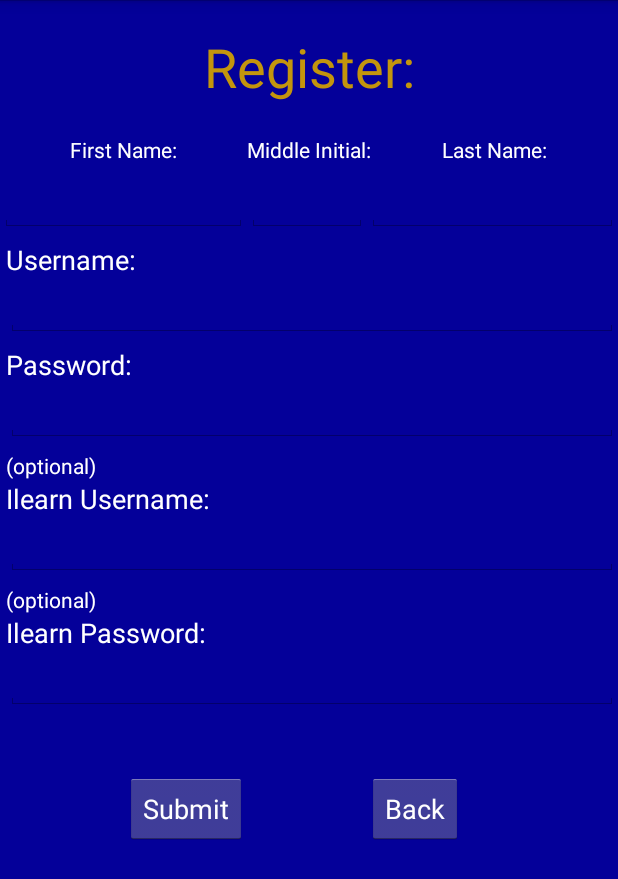
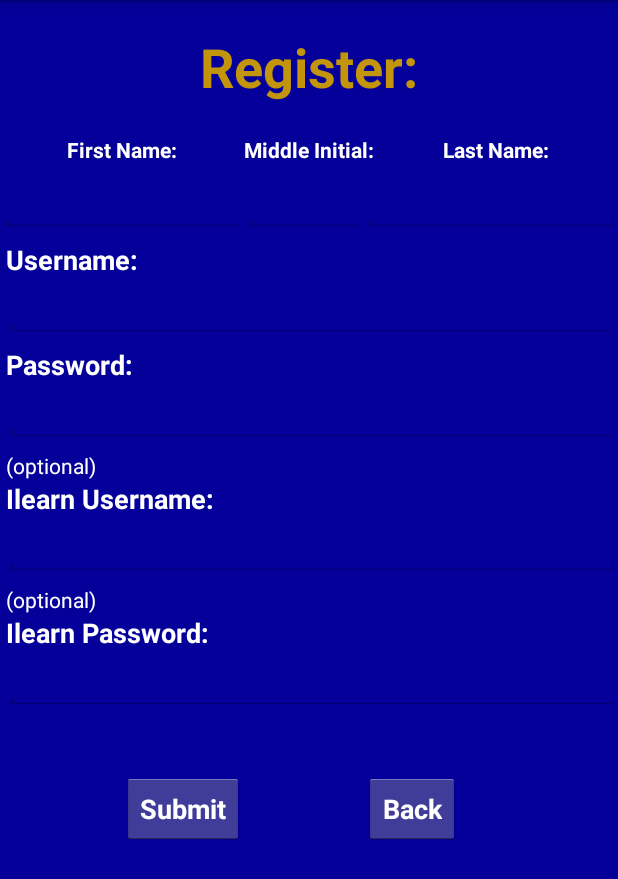
Before and after one commit to TheLuckyOwl/CS180-Project, an Android app: the RegisterActivity screen opened directly, with no data from a screen before it, on a phone screen of 412 x 824 dp. Shown: the top 879 px of the screen. Run offline under Robolectric (Android 15) with nearby library versions, the phone set to English and light mode, and no system bars; libraries missing offline, so code that uses them is left out: com.mongodb, com.mongodb.client, org.bson.

Commit message:
Fixed some Basic Errors

```diff
--- a/app/src/main/java/theunderground/com/ucrmap/CampusSafetyActivity.java
+++ b/app/src/main/java/theunderground/com/ucrmap/CampusSafetyActivity.java
@@ -15,12 +15,6 @@ import android.widget.TextView;
  * Created by Larry Parsons on 4/14/2016.
  */
 public class CampusSafetyActivity extends Activity{
-    //for the Navigation Drawer
-    private String[] mMenuTitles = null;
-    private DrawerLayout mDrawerLayout = null;
-    private ListView mDrawerList = null;
-    private ImageButton mButton = null;
-    //==================================
 
     @Override
     public void onCreate(Bundle savedInstanceState) {
--- a/app/src/main/java/theunderground/com/ucrmap/ScheduleActivity.java
+++ b/app/src/main/java/theunderground/com/ucrmap/ScheduleActivity.java
@@ -28,7 +28,6 @@ import java.util.concurrent.ExecutionException;
 public class ScheduleActivity extends Activity {
     private Button mAddButton = null;
     private Button mRemoveButton = null;
-    private ImageButton mButton = null;
     SharedPreferences prefs = null;
     private User CurrentUser = new User();
     private String LoggedinUser = LoginActivity.LoggedUser;
--- a/app/src/main/res/layout/register_activity_layout.xml
+++ b/app/src/main/res/layout/register_activity_layout.xml
@@ -16,7 +16,8 @@
         android:textAlignment="center"
         android:textColor="@color/colorTextDark"
         android:layout_marginTop="20dp"
-        android:layout_marginBottom="20dp" />
+        android:layout_marginBottom="20dp"
+        android:textStyle="bold" />
 
     <TextView
         android:layout_width="wrap_content"
@@ -29,7 +30,8 @@
         android:layout_toStartOf="@+id/tvM_Initial"
         android:textAlignment="center"
         android:textColor="@color/colorText"
-        android:layout_marginBottom="6dp" />
+        android:layout_marginBottom="6dp"
+        android:textStyle="bold" />
 
     <TextView
         android:layout_width="wrap_content"
@@ -40,7 +42,8 @@
         android:layout_below="@+id/tvReg"
         android:layout_centerHorizontal="true"
         android:textColor="@color/colorText"
-        android:layout_marginBottom="6dp" />
+        android:layout_marginBottom="6dp"
+        android:textStyle="bold" />
 
     <TextView
         android:layout_width="wrap_content"
@@ -52,7 +55,8 @@
         android:layout_alignParentEnd="true"
         android:layout_toEndOf="@+id/tvM_Initial"
         android:textAlignment="center"
-        android:textColor="@color/colorText"/>
+        android:textColor="@color/colorText"
+        android:textStyle="bold" />
 
     <EditText
         android:layout_width="wrap_content"
@@ -98,7 +102,8 @@
         android:layout_alignParentEnd="true"
         android:textColor="@color/colorText"
         android:layout_marginTop="6dp"
-        android:layout_marginLeft="4dp" />
+        android:layout_marginLeft="4dp"
+        android:textStyle="bold" />
 
     <EditText
         android:layout_width="wrap_content"
@@ -123,7 +128,8 @@
         android:layout_alignParentEnd="true"
         android:textColor="@color/colorText"
         android:layout_marginLeft="4dp"
-        android:layout_marginTop="6dp" />
+        android:layout_marginTop="6dp"
+        android:textStyle="bold" />
 
     <EditText
         android:layout_width="wrap_content"
@@ -145,7 +151,8 @@
         android:layout_below="@+id/etIlearnPass"
         android:layout_toStartOf="@+id/etMI"
         android:layout_marginTop="42dp"
-        android:textColor="@color/colorText"/>
+        android:textColor="@color/colorText"
+        android:textStyle="bold" />
 
     <Button
         android:layout_width="wrap_content"
@@ -155,7 +162,7 @@
         android:layout_alignBottom="@+id/bSubmit"
         android:layout_toEndOf="@+id/etMI"
         android:textColor="@color/colorText"
-        />
+        android:textStyle="bold" />
 
     <TextView
         android:layout_width="wrap_content"
@@ -179,7 +186,8 @@
         android:layout_below="@+id/tvOp"
         android:layout_alignParentStart="true"
         android:textColor="@color/colorText"
-        android:layout_marginLeft="4dp" />
+        android:layout_marginLeft="4dp"
+        android:textStyle="bold" />
 
     <EditText
         android:layout_width="wrap_content"
@@ -200,7 +208,8 @@
         android:layout_below="@+id/tvOp2"
         android:layout_alignParentStart="true"
         android:textColor="@color/colorText"
-        android:layout_marginLeft="4dp" />
+        android:layout_marginLeft="4dp"
+        android:textStyle="bold" />
 
     <EditText
         android:layout_width="wrap_content"
```
Also changed, not shown: 1 other file.
